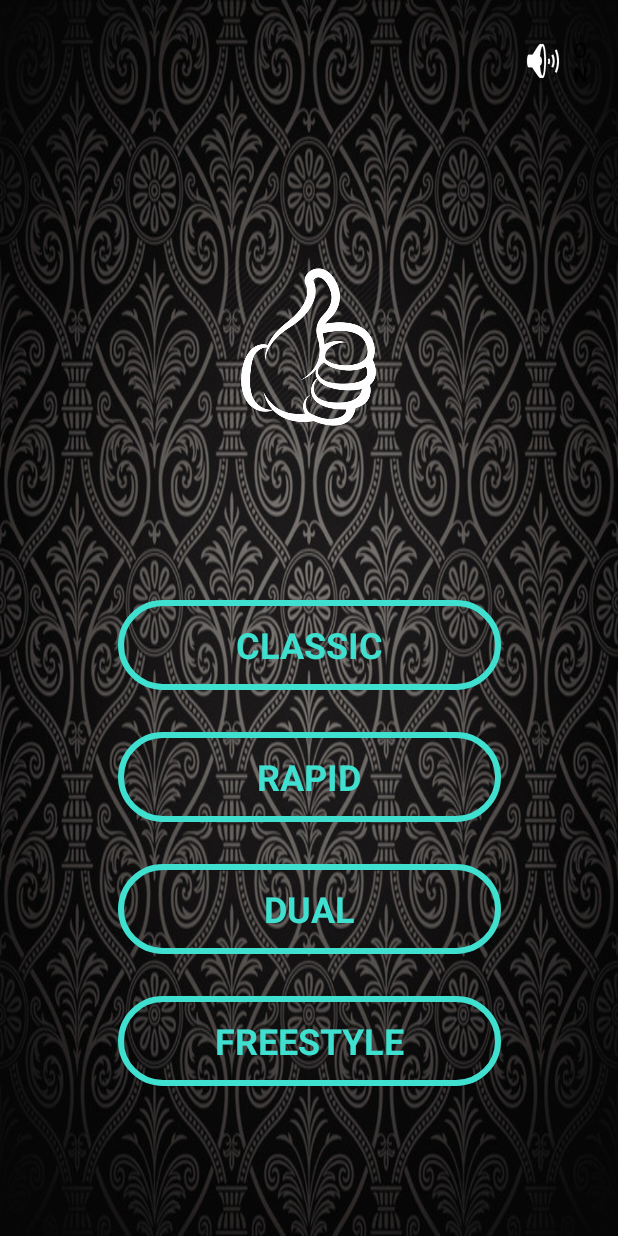
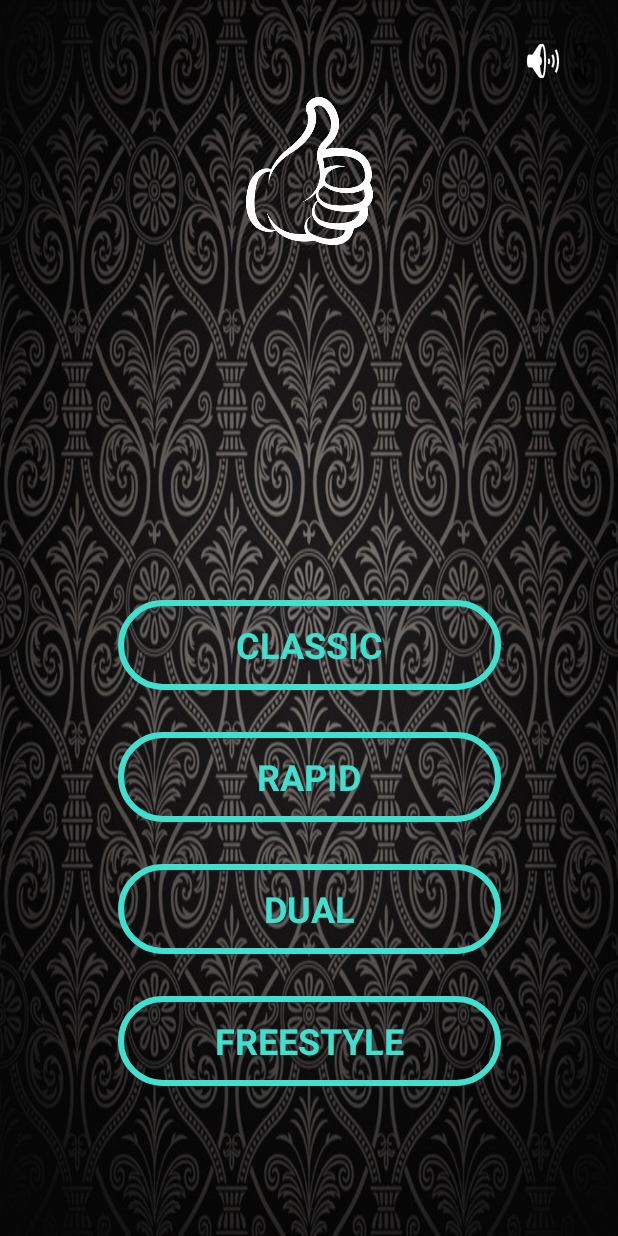
Before and after one commit to ubbop42/ece452, an Android app: the MainActivity screen opened directly, with no data from a screen before it, on a phone screen of 412 x 824 dp. Run offline under Robolectric (Android 15) with nearby library versions, the phone set to English and light mode, and no system bars; Roboto replaces fonts that are not available here.

Commit message:
Relocate logo

```diff
--- a/app/src/main/res/layout/content_main.xml
+++ b/app/src/main/res/layout/content_main.xml
@@ -9,24 +9,6 @@
     tools:context=".MainActivity"
     tools:layout_editor_absoluteY="56dp"
     tools:showIn="@layout/activity_main">
-
-    <ImageView
-        android:id="@+id/logo"
-        android:layout_width="114dp"
-        android:layout_height="236dp"
-        android:layout_marginStart="8dp"
-        android:layout_marginLeft="8dp"
-        android:layout_marginTop="112dp"
-        android:layout_marginEnd="148dp"
-        android:layout_marginRight="148dp"
-        android:layout_marginBottom="8dp"
-        app:layout_constraintBottom_toTopOf="@+id/classic_button"
-        app:layout_constraintEnd_toEndOf="parent"
-        app:layout_constraintHorizontal_bias="0.992"
-        app:layout_constraintStart_toStartOf="parent"
-        app:layout_constraintTop_toTopOf="parent"
-        app:layout_constraintVertical_bias="0.029"
-        app:srcCompat="@drawable/logo" />
 
     <Button
         android:id="@+id/classic_button"
@@ -117,4 +99,14 @@
         app:layout_constraintEnd_toEndOf="parent"
         app:layout_constraintTop_toTopOf="parent" />
 
+    <ImageView
+        android:id="@+id/imageView"
+        android:layout_width="107dp"
+        android:layout_height="196dp"
+        android:layout_marginTop="16dp"
+        app:layout_constraintEnd_toEndOf="parent"
+        app:layout_constraintStart_toStartOf="parent"
+        app:layout_constraintTop_toTopOf="parent"
+        app:srcCompat="@drawable/logo" />
+
 </androidx.constraintlayout.widget.ConstraintLayout>
```
